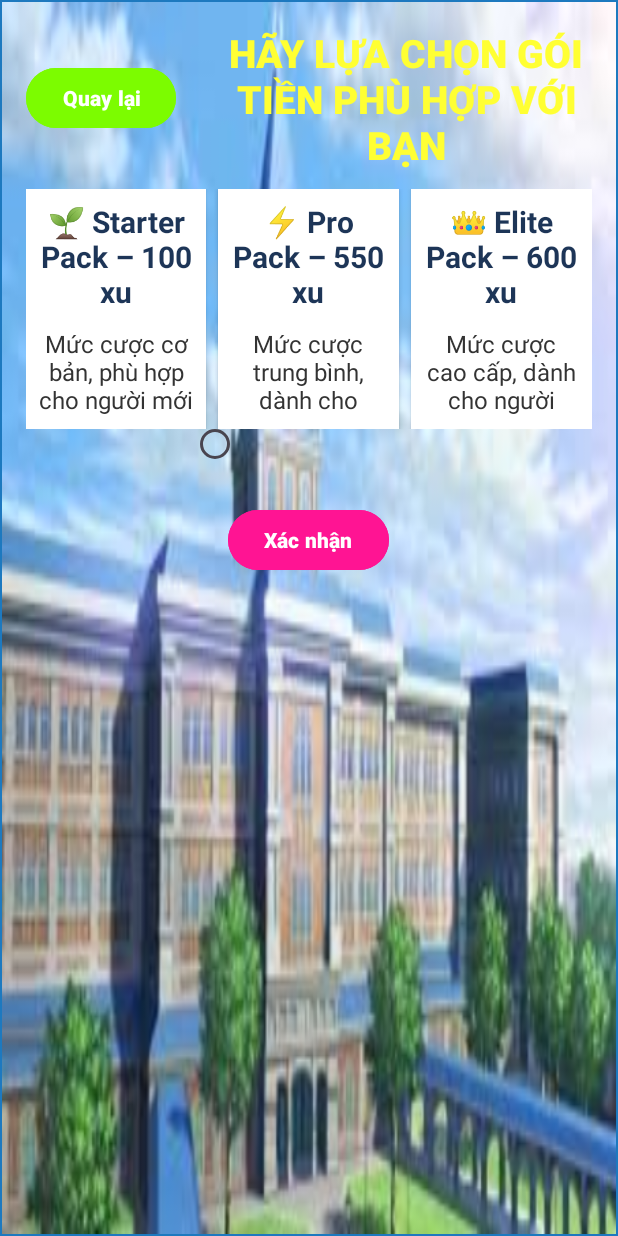
After one commit to the-khiem7/Umamuse_Rep11, an Android app: the layout deposit_money.xml on its own in the app's theme, with its tools: preview values and no code run, on a phone screen of 412 x 824 dp. The commit adds this screen. Run offline under Robolectric (Android 15) with nearby library versions, the phone set to English and light mode, and no system bars.

Commit message:
Add DepositMoneyActivity and layout; implement betting package selection and confirmation dialog

```diff
--- /dev/null
+++ b/app/src/main/res/layout/deposit_money.xml
@@ -0,0 +1,228 @@
+<?xml version="1.0" encoding="utf-8"?>
+<androidx.constraintlayout.widget.ConstraintLayout xmlns:android="http://schemas.android.com/apk/res/android"
+    xmlns:app="http://schemas.android.com/apk/res-auto"
+    xmlns:tools="http://schemas.android.com/tools"
+    android:id="@+id/main"
+    android:layout_width="match_parent"
+    android:layout_height="match_parent"
+    android:background="#1D79BF"
+    tools:context=".DepositMoneyActivity">
+
+    <LinearLayout
+        android:layout_width="match_parent"
+        android:layout_height="match_parent"
+        android:layout_margin="1dp"
+        android:orientation="vertical"
+        android:padding="16dp"
+        android:background="@drawable/rounded_bg"
+
+        app:layout_constraintBottom_toBottomOf="parent"
+        app:layout_constraintEnd_toEndOf="parent"
+        app:layout_constraintStart_toStartOf="parent"
+        app:layout_constraintTop_toTopOf="parent">
+
+        <LinearLayout
+            android:layout_width="match_parent"
+            android:layout_height="wrap_content"
+            android:orientation="horizontal"
+            android:gravity="center_vertical"
+
+        >
+
+            <Button
+                android:id="@+id/btnTrolai"
+                android:layout_width="wrap_content"
+                android:layout_height="wrap_content"
+                android:backgroundTint="#7CFC00"
+                android:fontFamily="sans-serif-medium"
+                android:text="Quay lại"
+                android:textColor="#FFFFFF"
+                android:textStyle="bold" />
+
+            <TextView
+            android:id="@+id/textView6"
+            android:layout_width="wrap_content"
+            android:layout_height="wrap_content"
+            android:layout_marginStart="30dp"
+            android:fontFamily="sans-serif-medium"
+            android:text="HÃY LỰA CHỌN GÓI TIỀN PHÙ HỢP VỚI BẠN"
+            android:textAlignment="center"
+            android:textColor="#FFFF33"
+            android:textSize="26sp"
+            android:textStyle="bold" />
+
+    </LinearLayout>
+
+
+
+
+
+    <LinearLayout
+            android:layout_width="match_parent"
+            android:layout_height="wrap_content"
+            android:layout_marginTop="12dp"
+            android:orientation="horizontal"
+            android:weightSum="3">
+
+            <LinearLayout
+                android:layout_width="0dp"
+                android:layout_height="wrap_content"
+                android:layout_weight="1"
+                android:background="#ffffff"
+                android:elevation="2dp"
+                android:orientation="vertical"
+                android:padding="8dp"
+                >
+
+                <TextView
+                    android:id="@+id/textView19"
+                    android:layout_width="match_parent"
+                    android:layout_height="wrap_content"
+                    android:text="🌱 Starter Pack – 100 xu"
+                    android:textAlignment="center"
+                    android:textColor="#1D3557"
+                    android:textSize="20sp"
+                    android:textStyle="bold"
+                    />
+
+                <TextView
+                    android:id="@+id/textView20"
+                    android:layout_width="match_parent"
+                    android:layout_height="60dp"
+                    android:layout_marginTop="10dp"
+                    android:text="Mức cược cơ bản, phù hợp cho người mới làm quen."
+                    android:textAlignment="center"
+                    android:textColor="#333333"
+                    android:textSize="16sp" />
+
+
+            </LinearLayout>
+
+            <!-- Gói Tinh Anh -->
+            <LinearLayout
+                android:layout_width="0dp"
+                android:layout_height="match_parent"
+                android:layout_marginLeft="8dp"
+                android:layout_weight="1"
+                android:background="#ffffff"
+
+                android:elevation="2dp"
+                android:orientation="vertical"
+                android:padding="8dp">
+
+                <TextView
+                    android:id="@+id/textView25"
+                    android:layout_width="match_parent"
+                    android:layout_height="wrap_content"
+                    android:text="⚡ Pro Pack – 550 xu"
+                    android:textAlignment="center"
+                    android:textColor="#1D3557"
+                    android:textSize="20sp"
+                    android:textStyle="bold" />
+
+                <TextView
+                    android:id="@+id/textView26"
+                    android:layout_width="match_parent"
+                    android:layout_height="wrap_content"
+                    android:layout_marginTop="10dp"
+                    android:text="Mức cược trung bình, dành cho người chơi có kinh nghiệm hơn."
+                    android:textAlignment="center"
+                    android:textColor="#333333"
+                    android:textSize="16sp" />
+
+
+            </LinearLayout>
+
+            <LinearLayout
+                    android:layout_width="0dp"
+                    android:layout_height="match_parent"
+                    android:layout_marginLeft="8dp"
+                    android:layout_weight="1"
+                    android:background="#ffffff"
+                    android:elevation="2dp"
+                    android:orientation="vertical"
+                    android:padding="8dp">
+
+                <TextView
+                    android:id="@+id/textView29"
+                    android:layout_width="match_parent"
+                    android:layout_height="wrap_content"
+                    android:text="👑 Elite Pack – 600 xu"
+                    android:textAlignment="center"
+                    android:textColor="#1D3557"
+                    android:textSize="20sp"
+                    android:textStyle="bold" />
+
+                <TextView
+                    android:id="@+id/textView30"
+                    android:layout_width="match_parent"
+                    android:layout_height="wrap_content"
+                    android:layout_marginTop="10dp"
+                    android:text="Mức cược cao cấp, dành cho người chơi muốn thử thách bản thân."
+                    android:textAlignment="center"
+                    android:textColor="#333333"
+                    android:textSize="16sp" />
+
+
+            </LinearLayout>
+        </LinearLayout>
+
+        <LinearLayout
+                    android:layout_width="wrap_content"
+                    android:layout_height="wrap_content"
+                    android:orientation="horizontal">
+
+            <RadioGroup
+                    android:id="@+id/radioBtn_group"
+                    android:layout_width="wrap_content"
+                    android:layout_height="20dp"
+                    android:layout_marginBottom="10dp"
+                    android:orientation="horizontal">
+
+                <RadioButton
+                    android:id="@+id/radBtn1"
+                    android:layout_width="wrap_content"
+                    android:layout_height="wrap_content"
+                    android:layout_marginStart="110dp"
+                    android:layout_marginEnd="120dp"
+                    tools:ignore="TouchTargetSizeCheck" />
+
+                <RadioButton
+                    android:id="@+id/radBtn2"
+                    android:layout_width="wrap_content"
+                    android:layout_height="wrap_content"
+                    android:layout_marginStart="140dp"
+                    android:layout_marginEnd="100dp"
+                    tools:ignore="TouchTargetSizeCheck" />
+
+                <RadioButton
+                    android:id="@+id/radBtn3"
+                    android:layout_width="38dp"
+                    android:layout_height="wrap_content"
+                    android:layout_marginStart="140dp"
+                    android:layout_marginEnd="100dp"
+                    tools:ignore="TouchTargetSizeCheck" />
+            </RadioGroup>
+
+            <LinearLayout
+                    android:layout_width="match_parent"
+                    android:layout_height="match_parent"
+                    android:orientation="vertical">
+
+            </LinearLayout>
+
+        </LinearLayout>
+
+        <Button
+            android:id="@+id/btnClickMua"
+            android:layout_width="wrap_content"
+            android:layout_height="48dp"
+            android:layout_gravity="center_horizontal"
+            android:layout_marginTop="20dp"
+            android:backgroundTint="#FF1493"
+            android:text="Xác nhận"
+            android:textColor="#FFFFFF"
+            android:textStyle="bold"/>
+    </LinearLayout>
+
+</androidx.constraintlayout.widget.ConstraintLayout>
--- a/app/src/main/res/layout/dialog_race_result.xml
+++ b/app/src/main/res/layout/dialog_race_result.xml
@@ -97,7 +97,10 @@
     <Button android:id="@+id/btnPrepareNewRace"
             android:layout_width="match_parent"
             android:layout_height="wrap_content"
-            android:text="Prepare New Race"
+            android:text="PREPARE NEW RACE"
+            android:textStyle="bold"
             android:backgroundTint="#4CAF50"
+            android:textColor="#FFFFFF"
+            android:padding="16dp"
             android:layout_marginTop="24dp" />
 </LinearLayout>
```
Also changed, not shown: app/src/main/java/com/example/umamuse/BetActivity.java (+6 -2 lines), app/src/main/java/com/example/umamuse/DepositMoneyActivity.java (added, +136 -0 lines), app/src/main/java/com/example/umamuse/MainActivity.java (+80 -10 lines), app/src/main/java/com/example/umamuse/RaceActivity.java (+8 -3 lines), app/src/main/ic_launcher-playstore.png (added), app/src/main/res/drawable/awful.PNG (added), app/src/main/res/drawable/great.PNG (added), app/src/main/res/drawable/rounded_bg.png (added), app/src/main/res/drawable/umazing.PNG (added), 3 other files.
